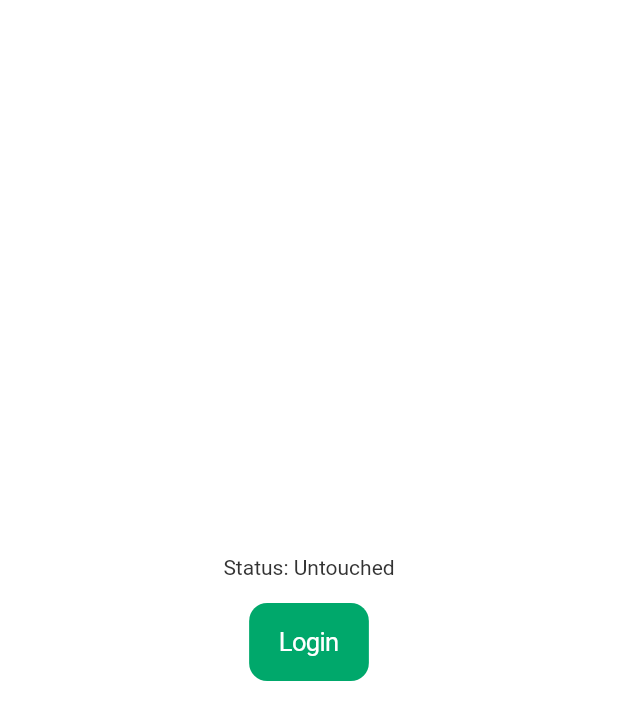
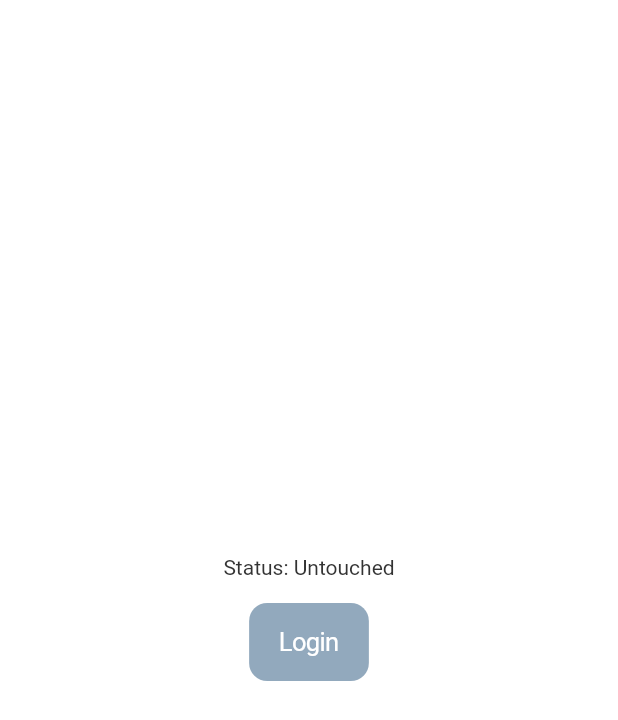
Before and after one commit to TuneDropLab/nuance, a Flutter app: the screen it shows after launch, on a phone screen of 412 x 824 dp. Shown: the top 720 px of the screen. Run offline on Flutter 3.47's test engine with Material 2 defaults, Android fonts, the phone set to English and light mode, and no system bars; our stand-ins replace cached_network_image, flutter_riverpod, flutter_secure_storage, get, rive; missing offline and left inert: flutter_web_auth.

Commit message:
profile img and theme colors

```diff
--- a/lib/theme.dart
+++ b/lib/theme.dart
@@ -1,8 +1,8 @@
 import 'package:flutter/material.dart';
 
 class AppTheme {
-  static const Color primaryColor = Color(0xFF00A86B); // Green
-  static const Color secondaryColor = Color(0xFF007FFF); // Blue
+  static const Color primaryColor = Color(0xFF92A9BD); // Green
+  static const Color secondaryColor = Color(0xFFD3DEDC); // Blue
   static const Color backgroundColor = Color(0xFFFFFFFF); // White
   static const Color textColor = Color(0xFF333333); // Not fully black
 
```
Also changed, not shown: lib/screens/home_screen.dart (+43 -5 lines).
